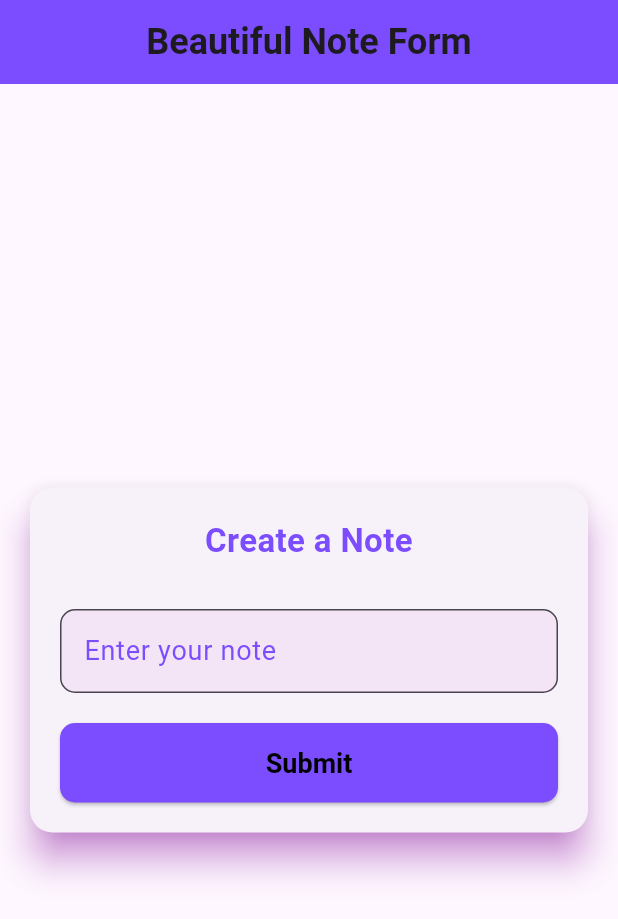
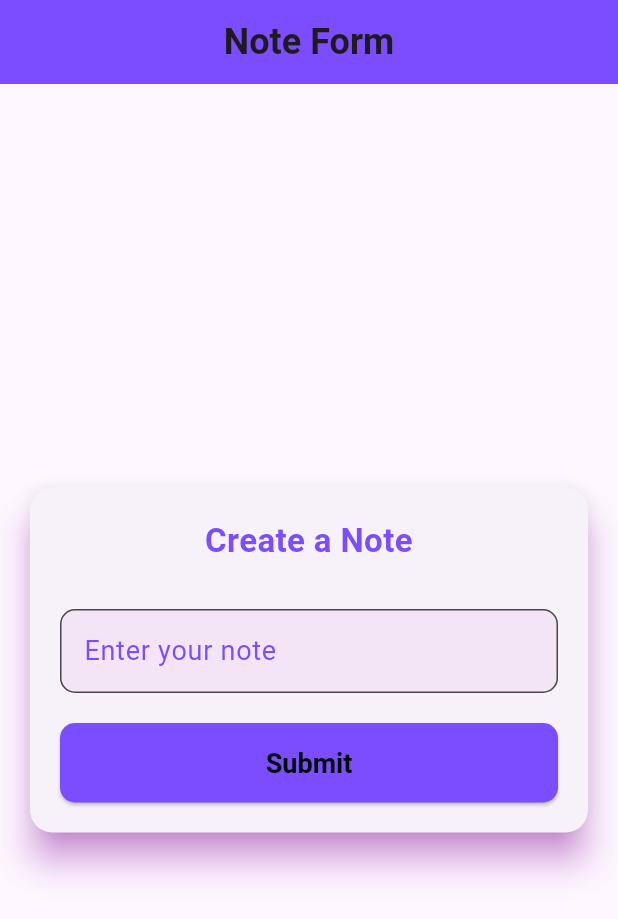
Before and after one commit to riyad-from-space/assignment, a Flutter app: the screen it shows after launch, on a phone screen of 412 x 824 dp. Shown: the top 919 px of the screen. Run offline on Flutter 3.47's test engine with Material 3 defaults, Android fonts, the phone set to English and light mode, and no system bars; our stand-ins replace flutter_rating_bar, fluttertoast.

Commit message:
assignment 3

```diff
--- a/lib/assignment_3/assignment_3.dart
+++ b/lib/assignment_3/assignment_3.dart
@@ -32,7 +32,7 @@ class _NoteFormPageState extends State<Assignment3> {
     return Scaffold(
       appBar: AppBar(
         title: Text(
-          'Beautiful Note Form',
+          'Note Form',
           style: TextStyle(
             fontWeight: FontWeight.bold,
             fontSize: 24,
```
